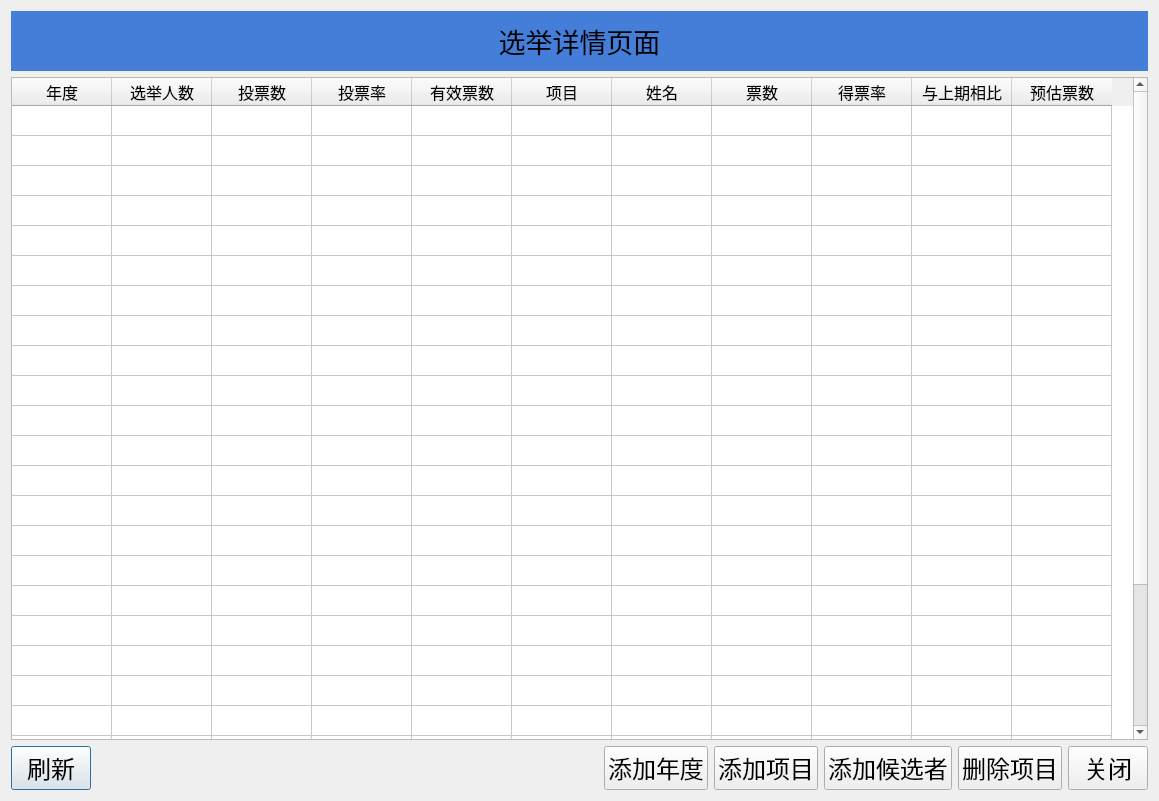
Above: ui/page_elements/election_detail_page/DetailPage.ui from ArcherLuo233/election-s-prediction before the change. Below: the same form after it.
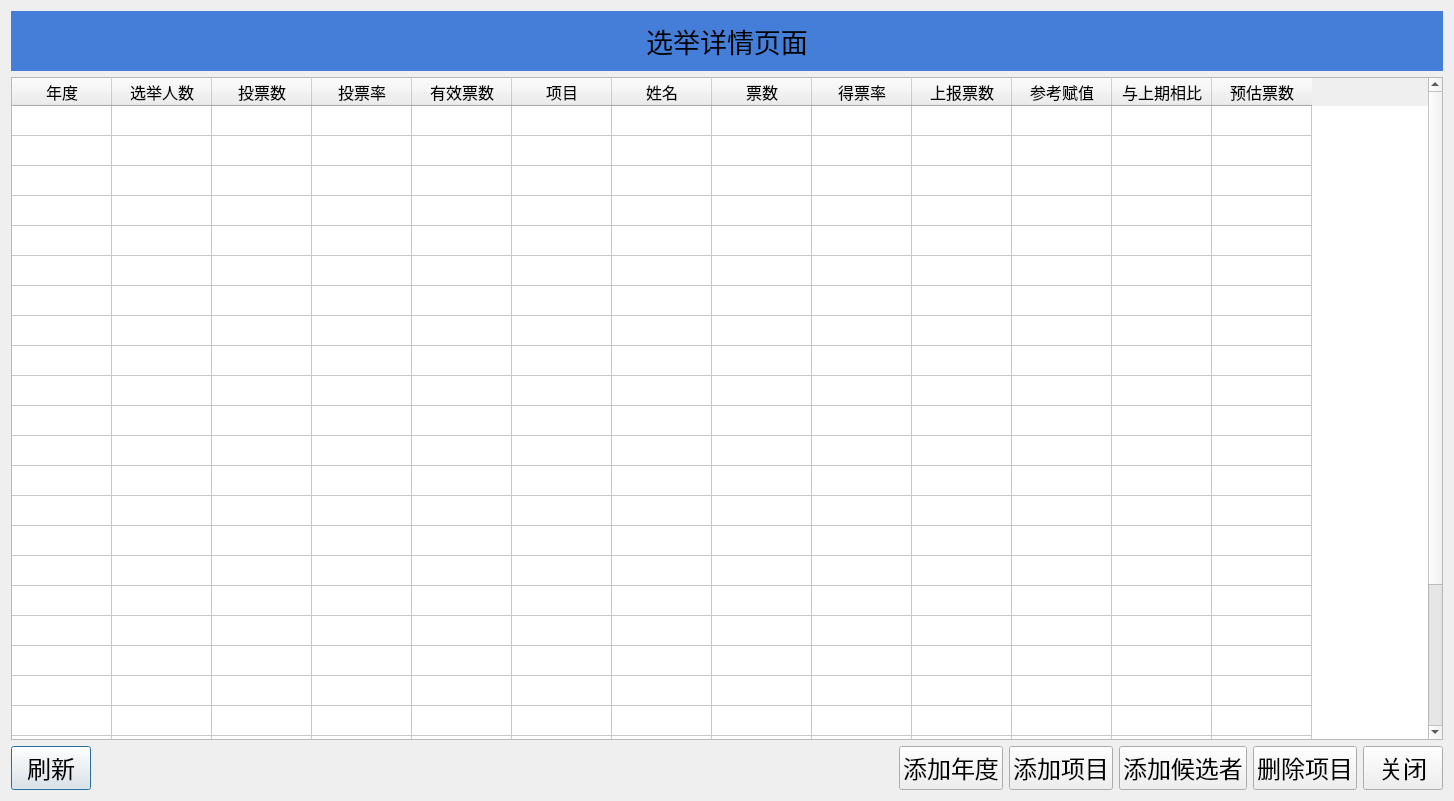
That is the form after the change.

What changed in the file:
```diff
--- a/ui/page_elements/election_detail_page/DetailPage.ui
+++ b/ui/page_elements/election_detail_page/DetailPage.ui
@@ -6,7 +6,7 @@
    <rect>
     <x>0</x>
     <y>0</y>
-    <width>1159</width>
+    <width>1454</width>
     <height>801</height>
    </rect>
   </property>
@@ -232,6 +232,16 @@
                 <string>得票率</string>
             </property>
         </column>
+                 <column>
+                     <property name="text">
+                         <string>上报票数</string>
+                     </property>
+                 </column>
+                 <column>
+                     <property name="text">
+                         <string>参考赋值</string>
+                     </property>
+                 </column>
         <column>
             <property name="text">
                 <string>与上期相比</string>
```
Left out of the diff: 268 changed lines with no effect on the pictures. Lines whose indentation alone changed are shown as unchanged.
